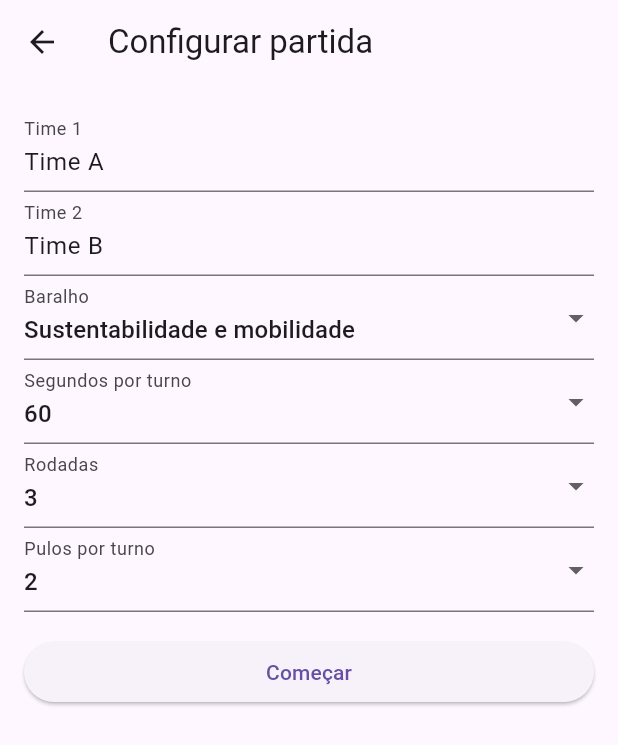
After one commit to mcoldibelli/nao-pode, a Flutter app: the screen it shows after launch, after a tap on "Jogar", on a phone screen of 412 x 824 dp. The commit adds this screen. Shown: the top 745 px of the screen. Run offline on Flutter 3.47's test engine with Material 3 defaults, Android fonts, the phone set to English and light mode, and no system bars.

Commit message:
feat: add match setup and scoreboard screens

```diff
--- /dev/null
+++ b/lib/domain/loja.dart
@@ -0,0 +1,25 @@
+import 'package:flutter/foundation.dart';
+
+import 'baralho.dart';
+
+class Loja extends ChangeNotifier {
+  int _moedas = 0;
+  final Set<Baralho> _comprados = {};
+
+  int get moedas => _moedas;
+
+  bool liberado(Baralho baralho) =>
+      baralho.gratuito || _comprados.contains(baralho);
+
+  void ganhar(int valor) {
+    _moedas += valor;
+    notifyListeners();
+  }
+
+  void comprar(Baralho baralho) {
+    if (_moedas < baralho.preco) throw StateError('Moedas insuficientes');
+    _moedas -= baralho.preco;
+    _comprados.add(baralho);
+    notifyListeners();
+  }
+}
--- a/lib/main.dart
+++ b/lib/main.dart
@@ -1,6 +1,13 @@
 import 'package:flutter/material.dart';
 import 'package:projeto/ui/tela_inicial.dart';
 
+import 'domain/loja.dart';
+
 void main() {
-  runApp(const MaterialApp(title: "Não Pode", home: TelaInicial()));
+  runApp(
+    MaterialApp(
+      title: "Não Pode",
+      home: TelaInicial(loja: Loja()),
+    ),
+  );
 }
--- /dev/null
+++ b/lib/ui/tela_configuracao.dart
@@ -0,0 +1,128 @@
+import 'package:flutter/material.dart';
+import 'package:projeto/ui/tela_placar.dart';
+
+import '../data/baralhos.dart';
+import '../domain/baralho.dart';
+import '../domain/configuracao.dart';
+import '../domain/loja.dart';
+import '../domain/partida.dart';
+
+class TelaConfiguracao extends StatefulWidget {
+  const TelaConfiguracao({super.key, required this.loja});
+
+  final Loja loja;
+
+  @override
+  State<TelaConfiguracao> createState() => _TelaConfiguracaoState();
+}
+
+class _TelaConfiguracaoState extends State<TelaConfiguracao> {
+  final _form = GlobalKey<FormState>();
+  final _timeA = TextEditingController(text: 'Time A');
+  final _timeB = TextEditingController(text: 'Time B');
+  Baralho _baralho = baralhos.first;
+  int _segundos = 60;
+  int _rodadas = 3;
+  int _pulos = 2;
+
+  @override
+  void dispose() {
+    _timeA.dispose();
+    _timeB.dispose();
+    super.dispose();
+  }
+
+  String? _validarNome(String? valor) {
+    if (valor == null || valor.trim().isEmpty) return 'Informe o nome do time';
+    if (_timeA.text.trim() == _timeB.text.trim()) {
+      return 'Os times precisam de nomes diferentes';
+    }
+    return null;
+  }
+
+  void _comecar() {
+    if (!_form.currentState!.validate()) return;
+    final partida = Partida(
+      Configuracao(
+        nomeTimeA: _timeA.text.trim(),
+        nomeTimeB: _timeB.text.trim(),
+        baralho: _baralho,
+        segundosPorTurno: _segundos,
+        rodadas: _rodadas,
+        pulosPorTurno: _pulos,
+      ),
+    );
+    Navigator.pushReplacement(
+      context,
+      MaterialPageRoute(
+        builder: (_) => TelaPlacar(partida: partida, loja: widget.loja),
+      ),
+    );
+  }
+
+  Widget _escolha(
+    String rotulo,
+    int valor,
+    List<int> opcoes,
+    ValueChanged<int> aoMudar,
+  ) {
+    return DropdownButtonFormField<int>(
+      initialValue: valor,
+      decoration: InputDecoration(labelText: rotulo),
+      items: [
+        for (final opcao in opcoes)
+          DropdownMenuItem(value: opcao, child: Text('$opcao')),
+      ],
+      onChanged: (novo) => setState(() => aoMudar(novo!)),
+    );
+  }
+
+  @override
+  Widget build(BuildContext context) {
+    return Scaffold(
+      appBar: AppBar(title: const Text('Configurar partida')),
+      body: Form(
+        key: _form,
+        child: ListView(
+          padding: const EdgeInsets.all(16),
+          children: [
+            TextFormField(
+              controller: _timeA,
+              decoration: const InputDecoration(labelText: 'Time 1'),
+              validator: _validarNome,
+            ),
+            TextFormField(
+              controller: _timeB,
+              decoration: const InputDecoration(labelText: 'Time 2'),
+              validator: _validarNome,
+            ),
+            DropdownButtonFormField<Baralho>(
+              initialValue: _baralho,
+              decoration: const InputDecoration(labelText: 'Baralho'),
+              items: [
+                for (final baralho in baralhos)
+                  if (widget.loja.liberado(baralho))
+                    DropdownMenuItem(value: baralho, child: Text(baralho.nome)),
+              ],
+              onChanged: (novo) => setState(() => _baralho = novo!),
+            ),
+            _escolha('Segundos por turno', _segundos, [
+              30,
+              60,
+              90,
+            ], (v) => _segundos = v),
+            _escolha('Rodadas', _rodadas, [1, 2, 3, 4, 5], (v) => _rodadas = v),
+            _escolha('Pulos por turno', _pulos, [
+              0,
+              1,
+              2,
+              3,
+            ], (v) => _pulos = v),
+            const SizedBox(height: 16),
+            ElevatedButton(onPressed: _comecar, child: const Text('Começar')),
+          ],
+        ),
+      ),
+    );
+  }
+}
--- a/lib/ui/tela_inicial.dart
+++ b/lib/ui/tela_inicial.dart
@@ -1,8 +1,13 @@
 import 'package:flutter/material.dart';
+import 'package:projeto/ui/tela_configuracao.dart';
 import 'package:projeto/ui/tela_tutorial.dart';
 
+import '../domain/loja.dart';
+
 class TelaInicial extends StatelessWidget {
-  const TelaInicial({super.key});
+  const TelaInicial({super.key, required this.loja});
+
+  final Loja loja;
 
   void _abrir(BuildContext context, Widget tela) {
     Navigator.push(context, MaterialPageRoute(builder: (_) => tela));
@@ -19,6 +24,10 @@ class TelaInicial extends StatelessWidget {
             const Text(
               'Faça seu time adivinhar a palavra sem falar as proibidas.',
             ),
+            ElevatedButton(
+              onPressed: () => _abrir(context, TelaConfiguracao(loja: loja)),
+              child: const Text('Jogar'),
+            ),
             TextButton(
               onPressed: () => _abrir(context, const TelaTutorial()),
               child: const Text('Como jogar'),
--- /dev/null
+++ b/lib/ui/tela_placar.dart
@@ -0,0 +1,40 @@
+import 'package:flutter/material.dart';
+
+import '../domain/loja.dart';
+import '../domain/partida.dart';
+
+class TelaPlacar extends StatelessWidget {
+  const TelaPlacar({super.key, required this.partida, required this.loja});
+
+  final Partida partida;
+  final Loja loja;
+
+  @override
+  Widget build(BuildContext context) {
+    final vencedor = partida.vencedor;
+    return Scaffold(
+      appBar: AppBar(
+        title: Text(
+          partida.acabou
+              ? 'Fim de jogo'
+              : 'Rodada ${partida.rodada} de ${partida.config.rodadas}',
+        ),
+      ),
+      body: ListView(
+        padding: const EdgeInsets.all(16),
+        children: [
+          for (final time in partida.times)
+            ListTile(
+              title: Text(time.nome),
+              trailing: Text('${time.pontos} pts'),
+            ),
+          const SizedBox(height: 16),
+          if (partida.acabou)
+            Text(vencedor == null ? 'Empate!' : '${vencedor.nome} venceu!')
+          else
+            Text('Vez de: ${partida.timeDaVez.nome}'),
+        ],
+      ),
+    );
+  }
+}
```
